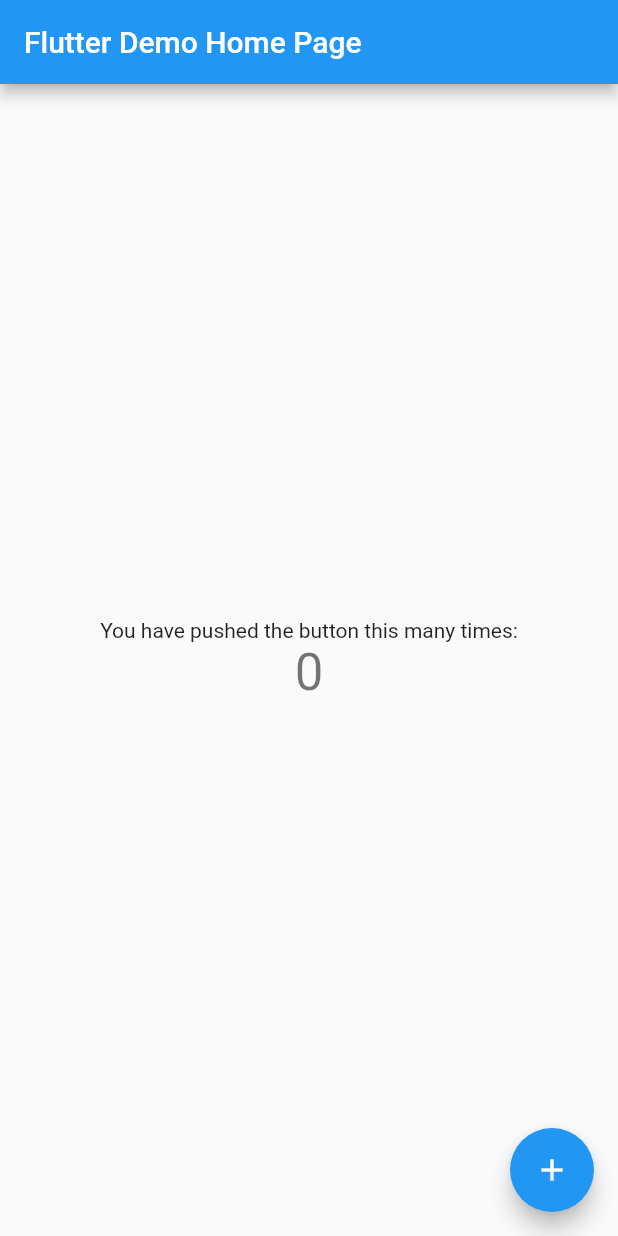
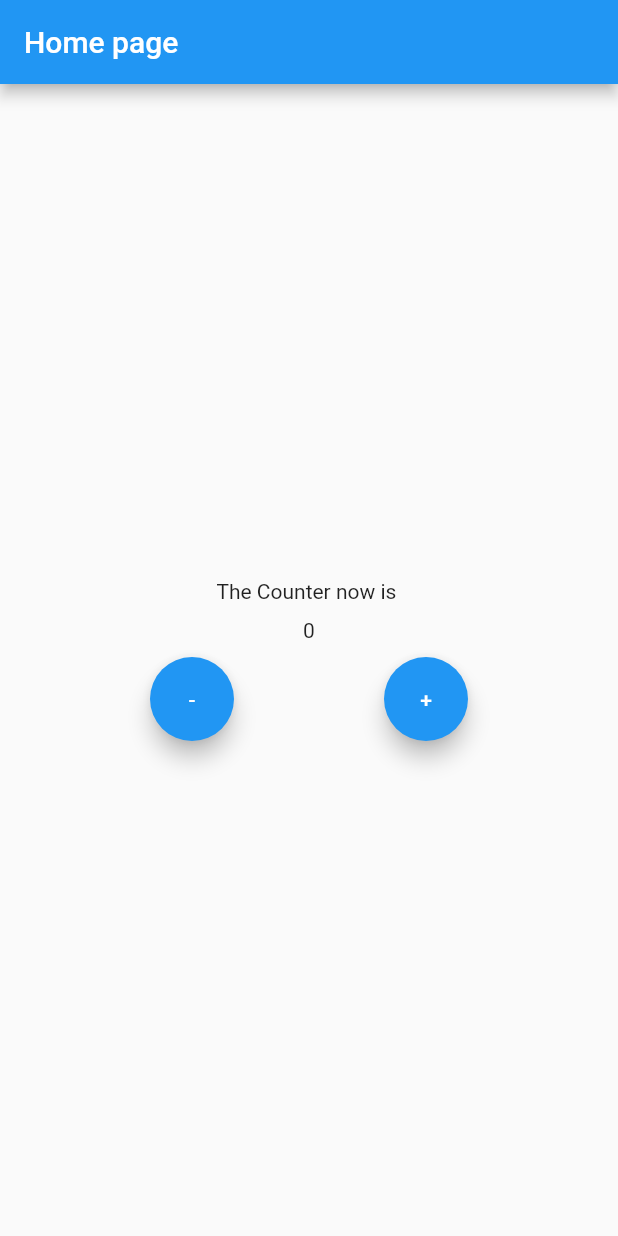
Before and after one commit to aboelnasrmo/bloc_counter, a Flutter app: the screen it shows after launch, on a phone screen of 412 x 824 dp. Run offline on Flutter 3.47's test engine with Material 2 defaults, Android fonts, the phone set to English and light mode, and no system bars; our stand-ins replace flutter_bloc.

Commit message:
Bloc_Counter

```diff
--- /dev/null
+++ b/lib/business_logic/cubits/cubit/counter_cubit.dart
@@ -0,0 +1,15 @@
+import 'package:flutter_bloc/flutter_bloc.dart';
+
+part 'counter_state.dart';
+
+class CounterCubit extends Cubit<CounterState> {
+  CounterCubit() : super(CounterState(number: 0));
+
+  void increament() {
+    emit(CounterState(number: state.number + 1));
+  }
+
+  void decreament() {
+    emit(CounterState(number: state.number - 1));
+  }
+}
--- /dev/null
+++ b/lib/business_logic/cubits/cubit/counter_state.dart
@@ -0,0 +1,9 @@
+// ignore_for_file: public_member_api_docs, sort_constructors_first
+part of 'counter_cubit.dart';
+
+class CounterState {
+  int number;
+  CounterState({
+    required this.number,
+  });
+}
--- a/lib/main.dart
+++ b/lib/main.dart
@@ -1,4 +1,8 @@
 import 'package:flutter/material.dart';
+import 'package:flutter_bloc/flutter_bloc.dart';
+import 'package:progoneblocpract/business_logic/cubits/cubit/counter_cubit.dart';
+
+import 'presentation/screens/home_screen.dart';
 
 void main() {
   runApp(const MyApp());
@@ -10,106 +14,16 @@ class MyApp extends StatelessWidget {
   // This widget is the root of your application.
   @override
   Widget build(BuildContext context) {
-    return MaterialApp(
-      title: 'Flutter Demo',
-      theme: ThemeData(
-        // This is the theme of your application.
-        //
-        // Try running your application with "flutter run". You'll see the
-        // application has a blue toolbar. Then, without quitting the app, try
-        // changing the primarySwatch below to Colors.green and then invoke
-        // "hot reload" (press "r" in the console where you ran "flutter run",
-        // or simply save your changes to "hot reload" in a Flutter IDE).
-        // Notice that the counter didn't reset back to zero; the application
-        // is not restarted.
-        primarySwatch: Colors.blue,
+    return BlocProvider<CounterCubit>(
+      create: (context) => CounterCubit(),
+      child: MaterialApp(
+        debugShowCheckedModeBanner: false,
+        title: 'Flutter Demo',
+        theme: ThemeData(
+          primarySwatch: Colors.blue,
+        ),
+        home: HomeScreen(title: 'Flutter Demo Home Page'),
       ),
-      home: const MyHomePage(title: 'Flutter Demo Home Page'),
     );
   }
 }
-
-class MyHomePage extends StatefulWidget {
-  const MyHomePage({super.key, required this.title});
-
-  // This widget is the home page of your application. It is stateful, meaning
-  // that it has a State object (defined below) that contains fields that affect
-  // how it looks.
-
-  // This class is the configuration for the state. It holds the values (in this
-  // case the title) provided by the parent (in this case the App widget) and
-  // used by the build method of the State. Fields in a Widget subclass are
-  // always marked "final".
-
-  final String title;
-
-  @override
-  State<MyHomePage> createState() => _MyHomePageState();
-}
-
-class _MyHomePageState extends State<MyHomePage> {
-  int _counter = 0;
-
-  void _incrementCounter() {
-    setState(() {
-      // This call to setState tells the Flutter framework that something has
-      // changed in this State, which causes it to rerun the build method below
-      // so that the display can reflect the updated values. If we changed
-      // _counter without calling setState(), then the build method would not be
-      // called again, and so nothing would appear to happen.
-      _counter++;
-    });
-  }
-
-  @override
-  Widget build(BuildContext context) {
-    // This method is rerun every time setState is called, for instance as done
-    // by the _incrementCounter method above.
-    //
-    // The Flutter framework has been optimized to make rerunning build methods
-    // fast, so that you can just rebuild anything that needs updating rather
-    // than having to individually change instances of widgets.
-    return Scaffold(
-      appBar: AppBar(
-        // Here we take the value from the MyHomePage object that was created by
-        // the App.build method, and use it to set our appbar title.
-        title: Text(widget.title),
-      ),
-      body: Center(
-        // Center is a layout widget. It takes a single child and positions it
-        // in the middle of the parent.
-        child: Column(
-          // Column is also a layout widget. It takes a list of children and
-          // arranges them vertically. By default, it sizes itself to fit its
-          // children horizontally, and tries to be as tall as its parent.
-          //
-          // Invoke "debug painting" (press "p" in the console, choose the
-          // "Toggle Debug Paint" action from the Flutter Inspector in Android
-          // Studio, or the "Toggle Debug Paint" command in Visual Studio Code)
-          // to see the wireframe for each widget.
-          //
-          // Column has various properties to control how it sizes itself and
-          // how it positions its children. Here we use mainAxisAlignment to
-          // center the children vertically; the main axis here is the vertical
-          // axis because Columns are vertical (the cross axis would be
-          // horizontal).
-          mainAxisAlignment: MainAxisAlignment.center,
-          children: <Widget>[
-            const Text(
-              'You have pushed the button this many times:',
-            ),
-            Text(
-              '$_counter',
-              style: Theme.of(context).textTheme.headline4,
-            ),
-          ],
-        ),
-      ),
-      floatingActionButton: FloatingActionButton(
-        onPressed: _incrementCounter,
-        tooltip: 'Increment',
-        child: const Icon(Icons.add),
-      ), // This trailing comma makes auto-formatting nicer for build methods.
-    );
-  }
-}
--- /dev/null
+++ b/lib/presentation/screens/home_screen.dart
@@ -0,0 +1,49 @@
+import 'package:flutter/material.dart';
+import 'package:flutter_bloc/flutter_bloc.dart';
+import 'package:progoneblocpract/business_logic/cubits/cubit/counter_cubit.dart';
+
+class HomeScreen extends StatelessWidget {
+  HomeScreen({super.key, this.title});
+  String? title;
+  @override
+  Widget build(BuildContext context) {
+    return Scaffold(
+      appBar: AppBar(
+        title: const Text('Home page'),
+      ),
+      body: Column(
+        mainAxisAlignment: MainAxisAlignment.center,
+        children: [
+          const Text('The Counter now is '),
+          const SizedBox(
+            height: 10,
+          ),
+          BlocBuilder<CounterCubit, CounterState>(
+            builder: (context, state) {
+              return Text('${state.number}');
+            },
+          ),
+          const SizedBox(
+            height: 10,
+          ),
+          Row(mainAxisAlignment: MainAxisAlignment.spaceEvenly, children: [
+            FloatingActionButton(
+              onPressed: () {
+                BlocProvider.of<CounterCubit>(context).decreament();
+              },
+              tooltip: '-',
+              child: const Text('-'),
+            ),
+            FloatingActionButton(
+              onPressed: () {
+                BlocProvider.of<CounterCubit>(context).increament();
+              },
+              tooltip: '+',
+              child: const Text('+'),
+            ),
+          ]),
+        ],
+      ),
+    );
+  }
+}
```
Also changed, not shown: pubspec.yaml (+4 -12 lines), pubspec.lock.
